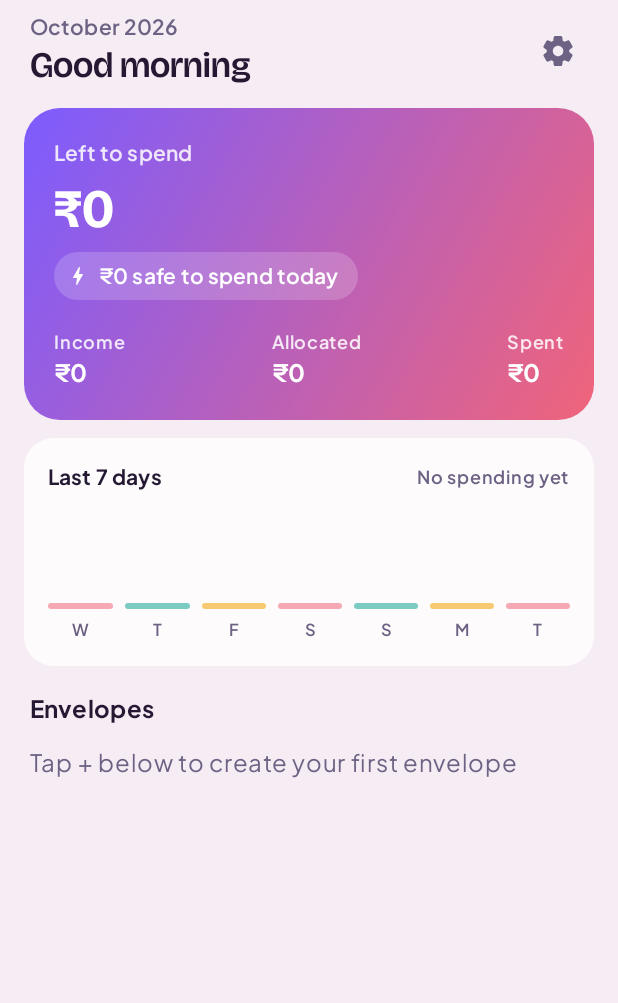
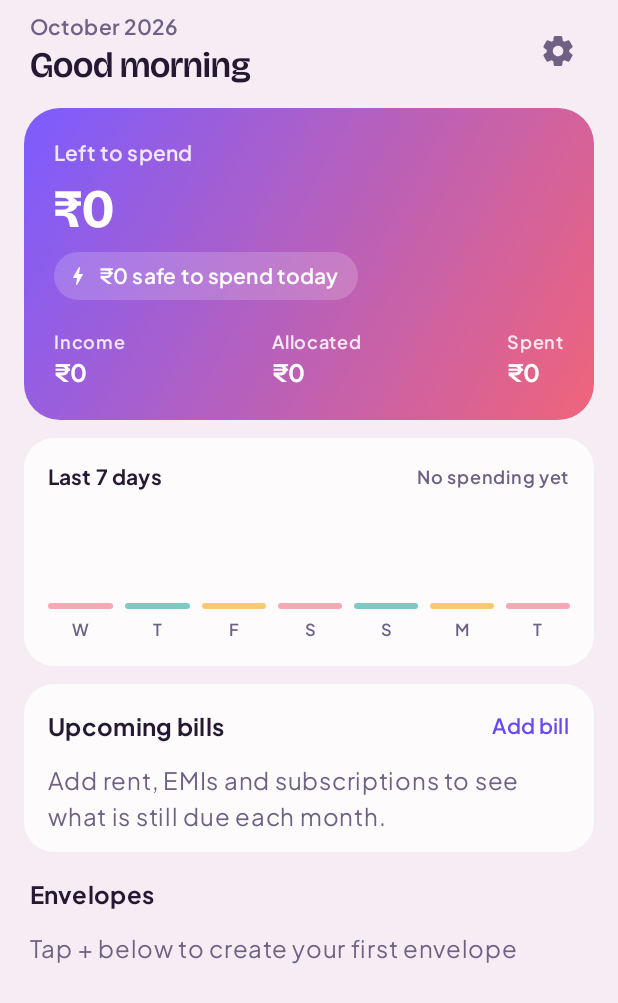
Before and after one commit to koushik-081/SplitPocket, an Android app built with Jetpack Compose: the composable HomeScreen shown on its own in the app's theme, on a phone screen of 412 x 824 dp. Shown: the top 1003 px of the screen. Run offline under Robolectric (Android 15) with nearby library versions, the phone set to English and light mode, and no system bars; our stand-ins replace Room's generated code; libraries missing offline, so code that uses them is left out: com.google.mlkit.vision.

Commit message:
Step 21: upcoming bills and subscriptions

```diff
--- a/app/src/main/java/com/example/budgetapptracker/BudgetApp.kt
+++ b/app/src/main/java/com/example/budgetapptracker/BudgetApp.kt
@@ -18,6 +18,7 @@ class BudgetApp : Application() {
                 AppDatabase.MIGRATION_4_5,
                 AppDatabase.MIGRATION_5_6,
                 AppDatabase.MIGRATION_6_7,
+                AppDatabase.MIGRATION_7_8,
             )
             .build()
     }
--- a/app/src/main/java/com/example/budgetapptracker/backup/BackupDao.kt
+++ b/app/src/main/java/com/example/budgetapptracker/backup/BackupDao.kt
@@ -11,6 +11,7 @@ import com.example.budgetapptracker.data.IncomeEntity
 import com.example.budgetapptracker.data.MerchantRuleEntity
 import com.example.budgetapptracker.data.PersonEntity
 import com.example.budgetapptracker.data.TransactionEntity
+import com.example.budgetapptracker.data.BillEntity
 
 // Reads and writes whole tables. Only the backup feature uses these.
 @Dao
@@ -23,8 +24,9 @@ interface BackupDao {
     @Query("SELECT * FROM split_groups") suspend fun groups(): List<GroupEntity>
     @Query("SELECT * FROM debts") suspend fun debts(): List<DebtEntity>
     @Query("SELECT * FROM group_members") suspend fun groupMembers(): List<GroupMemberEntity>
-
+    @Query("SELECT * FROM bills") suspend fun bills(): List<BillEntity>
     @Insert suspend fun insertCategories(items: List<CategoryEntity>)
+    @Insert suspend fun insertBills(items: List<BillEntity>)
     @Insert suspend fun insertTransactions(items: List<TransactionEntity>)
     @Insert suspend fun insertIncomes(items: List<IncomeEntity>)
     @Insert suspend fun insertRules(items: List<MerchantRuleEntity>)
@@ -34,6 +36,7 @@ interface BackupDao {
     @Insert suspend fun insertGroupMembers(items: List<GroupMemberEntity>)
 
     @Query("DELETE FROM categories") suspend fun clearCategories()
+    @Query("DELETE FROM bills") suspend fun clearBills()
     @Query("DELETE FROM transactions") suspend fun clearTransactions()
     @Query("DELETE FROM incomes") suspend fun clearIncomes()
     @Query("DELETE FROM merchant_rules") suspend fun clearRules()
--- a/app/src/main/java/com/example/budgetapptracker/backup/BackupManager.kt
+++ b/app/src/main/java/com/example/budgetapptracker/backup/BackupManager.kt
@@ -29,6 +29,7 @@ class BackupManager(private val context: Context, private val database: AppDatab
             groups = dao.groups(),
             debts = dao.debts(),
             groupMembers = dao.groupMembers(),
+            bills = dao.bills(),
         )
         val file = BackupCrypto.encrypt(BackupCodec.toJson(data).toByteArray(), password, hint)
         context.contentResolver.openOutputStream(uri, "wt")?.use { it.write(file) }
@@ -59,6 +60,7 @@ class BackupManager(private val context: Context, private val database: AppDatab
 
         // One transaction: either the whole backup goes in, or the current data is left untouched.
         database.withTransaction {
+            dao.clearBills()
             dao.clearGroupMembers()
             dao.clearDebts()
             dao.clearPeople()
@@ -76,6 +78,7 @@ class BackupManager(private val context: Context, private val database: AppDatab
             dao.insertGroups(data.groups)
             dao.insertDebts(data.debts)
             dao.insertGroupMembers(data.groupMembers)
+            dao.insertBills(data.bills)
         }
         RestoreResult.Restored(data.transactions.size, data.categories.size, data.people.size)
     }
--- a/app/src/main/java/com/example/budgetapptracker/data/BudgetRepository.kt
+++ b/app/src/main/java/com/example/budgetapptracker/data/BudgetRepository.kt
@@ -12,6 +12,7 @@ private const val SAME_PAYMENT_BEFORE_MILLIS = 3 * 60 * 1_000L
 private const val SAME_PAYMENT_AFTER_MILLIS = 60 * 1_000L
 // How long ago a captured expense can be and still be the payment just made through the app.
 private const val JUST_PAID_MILLIS = 10 * 60 * 1_000L
+private const val BILL_LOOK_BACK_MILLIS = 125L * 24 * 60 * 60 * 1_000
 class BudgetRepository(private val dao: BudgetDao) {
 
     fun observeEnvelopes(month: YearMonth): Flow<List<EnvelopeSummary>> {
@@ -258,7 +259,24 @@ class BudgetRepository(private val dao: BudgetDao) {
     suspend fun undoSplit(transactionId: String) {
         dao.undoSplit(transactionId)
     }
+    fun observeBills(): Flow<List<BillEntity>> = dao.observeBills()
 
+    // Looks back about four months for payments that repeat monthly.
+    fun observeBillSuggestions(): Flow<List<BillSuggestion>> =
+        dao.observeBillSuggestions(System.currentTimeMillis() - BILL_LOOK_BACK_MILLIS)
+
+    suspend fun addBill(name: String, amountPaise: Long, dayOfMonth: Int) {
+        dao.insertBill(BillEntity(name = name.trim(), amountPaise = amountPaise, dayOfMonth = dayOfMonth))
+    }
+
+    // paidMonth is written like "2026-10", or null to clear the tick.
+    suspend fun setBillPaid(id: String, paidMonth: String?) {
+        dao.setBillPaidMonth(id, paidMonth)
+    }
+
+    suspend fun deleteBill(id: String) {
+        dao.deleteBill(id)
+    }
     private fun YearMonth.toEpochRange(): Pair<Long, Long> {
         val zone = ZoneId.systemDefault()
         val from = atDay(1).atStartOfDay(zone).toInstant().toEpochMilli()
--- a/app/src/main/java/com/example/budgetapptracker/data/Budgetdao.kt
+++ b/app/src/main/java/com/example/budgetapptracker/data/Budgetdao.kt
@@ -60,8 +60,44 @@ data class GroupEntryRow(
     val note: String,
     val createdAt: Long,
 )
+// A payment seen once a month for at least two months: probably a bill.
+data class BillSuggestion(
+    val name: String,
+    val amountPaise: Long,
+    val dayOfMonth: Int,
+)
+
 @Dao
 interface BudgetDao {
+    @Insert
+    suspend fun insertBill(bill: BillEntity)
+
+    @Query("DELETE FROM bills WHERE id = :id")
+    suspend fun deleteBill(id: String)
+
+    @Query("UPDATE bills SET paidMonth = :paidMonth WHERE id = :id")
+    suspend fun setBillPaidMonth(id: String, paidMonth: String?)
+
+    @Query("SELECT * FROM bills ORDER BY dayOfMonth")
+    fun observeBills(): Flow<List<BillEntity>>
+
+    // Payees paid exactly once in each of two or more months, for about the same amount.
+    @Query(
+        """
+        SELECT merchant AS name,
+               CAST(AVG(amountPaise) AS INTEGER) AS amountPaise,
+               CAST(strftime('%d', MAX(occurredAt) / 1000, 'unixepoch', 'localtime') AS INTEGER) AS dayOfMonth
+        FROM transactions
+        WHERE excluded = 0 AND occurredAt >= :since AND UPPER(merchant) != 'UNKNOWN'
+        GROUP BY UPPER(merchant)
+        HAVING COUNT(DISTINCT strftime('%Y-%m', occurredAt / 1000, 'unixepoch', 'localtime')) >= 2
+           AND COUNT(*) = COUNT(DISTINCT strftime('%Y-%m', occurredAt / 1000, 'unixepoch', 'localtime'))
+           AND MAX(amountPaise) * 10 <= MIN(amountPaise) * 12
+        ORDER BY amountPaise DESC
+        LIMIT 6
+        """
+    )
+    fun observeBillSuggestions(since: Long): Flow<List<BillSuggestion>>
     @Insert
     suspend fun insertGroup(group: GroupEntity)
 
--- /dev/null
+++ b/app/src/main/java/com/example/budgetapptracker/ui/bills/BillsViewModel.kt
@@ -0,0 +1,61 @@
+package com.example.budgetapptracker.ui.bills
+
+import androidx.lifecycle.ViewModel
+import androidx.lifecycle.ViewModelProvider.AndroidViewModelFactory.Companion.APPLICATION_KEY
+import androidx.lifecycle.viewModelScope
+import androidx.lifecycle.viewmodel.initializer
+import androidx.lifecycle.viewmodel.viewModelFactory
+import com.example.budgetapptracker.BudgetApp
+import com.example.budgetapptracker.data.BillStatus
+import com.example.budgetapptracker.data.BillSuggestion
+import com.example.budgetapptracker.data.BudgetRepository
+import com.example.budgetapptracker.data.billStatus
+import java.time.LocalDate
+import java.time.YearMonth
+import kotlinx.coroutines.flow.SharingStarted
+import kotlinx.coroutines.flow.StateFlow
+import kotlinx.coroutines.flow.combine
+import kotlinx.coroutines.flow.stateIn
+import kotlinx.coroutines.launch
+import com.example.budgetapptracker.data.Payment
+
+class BillsViewModel(private val repository: BudgetRepository) : ViewModel() {
+
+    // Each bill with its status, unpaid ones first and the soonest at the top.
+    val bills: StateFlow<List<BillStatus>> =
+        combine(
+            repository.observeBills(),
+            repository.observeTransactions(YearMonth.now(), categoryId = null, uncategorisedOnly = false),
+        ) { bills, expenses ->
+            val today = LocalDate.now()
+            val payments = expenses.map { Payment(it.merchant, it.paidPaise ?: it.amountPaise) }
+            bills.map { billStatus(it, today, payments) }
+                .sortedWith(compareBy({ it.paid }, { it.dueDate }))
+        }.stateIn(viewModelScope, SharingStarted.WhileSubscribed(5_000), emptyList())
+
+    // Payments that turned up once a month for at least two months and are not tracked yet.
+    val suggestions: StateFlow<List<BillSuggestion>> =
+        combine(repository.observeBillSuggestions(), repository.observeBills()) { found, bills ->
+            found.filter { suggestion -> bills.none { it.name.equals(suggestion.name, ignoreCase = true) } }
+        }.stateIn(viewModelScope, SharingStarted.WhileSubscribed(5_000), emptyList())
+
+    fun add(name: String, amountPaise: Long, dayOfMonth: Int) {
+        viewModelScope.launch { repository.addBill(name, amountPaise, dayOfMonth) }
+    }
+
+    fun setPaid(status: BillStatus, paid: Boolean) {
+        viewModelScope.launch {
+            repository.setBillPaid(status.bill.id, if (paid) YearMonth.now().toString() else null)
+        }
+    }
+
+    fun delete(status: BillStatus) {
+        viewModelScope.launch { repository.deleteBill(status.bill.id) }
+    }
+
+    companion object {
+        val Factory = viewModelFactory {
+            initializer { BillsViewModel((this[APPLICATION_KEY] as BudgetApp).repository) }
+        }
+    }
+}
--- a/app/src/main/java/com/example/budgetapptracker/ui/home/HomeScreen.kt
+++ b/app/src/main/java/com/example/budgetapptracker/ui/home/HomeScreen.kt
@@ -95,6 +95,7 @@ import java.util.Locale
 import com.example.budgetapptracker.ui.pay.PayFlow
 import com.example.budgetapptracker.ui.pay.PayStart
 import com.example.budgetapptracker.ui.backup.BackupSection
+import com.example.budgetapptracker.ui.bills.BillsCard
 import com.example.budgetapptracker.ui.capture.PaymentCaptureSection
 
 private val monthTitleFormat = DateTimeFormatter.ofPattern("MMMM yyyy")
@@ -375,6 +376,7 @@ private fun DashboardScreen(
             if (lastSevenDays.isNotEmpty()) {
                 item { WeekCard(days = lastSevenDays) }
             }
+            item { BillsCard() }
             item {
                 Text(
                     text = "Envelopes",
```
Also changed, not shown: app/src/main/java/com/example/budgetapptracker/backup/BackupCodec.kt (+17 -0 lines), app/src/main/java/com/example/budgetapptracker/data/AppdataBase.kt (+17 -1 lines), app/src/main/java/com/example/budgetapptracker/data/BillMath.kt (added, +46 -0 lines), app/src/main/java/com/example/budgetapptracker/data/Entities.kt (+11 -0 lines), app/src/main/java/com/example/budgetapptracker/ui/bills/BillsCard.kt (added, +228 -0 lines).
